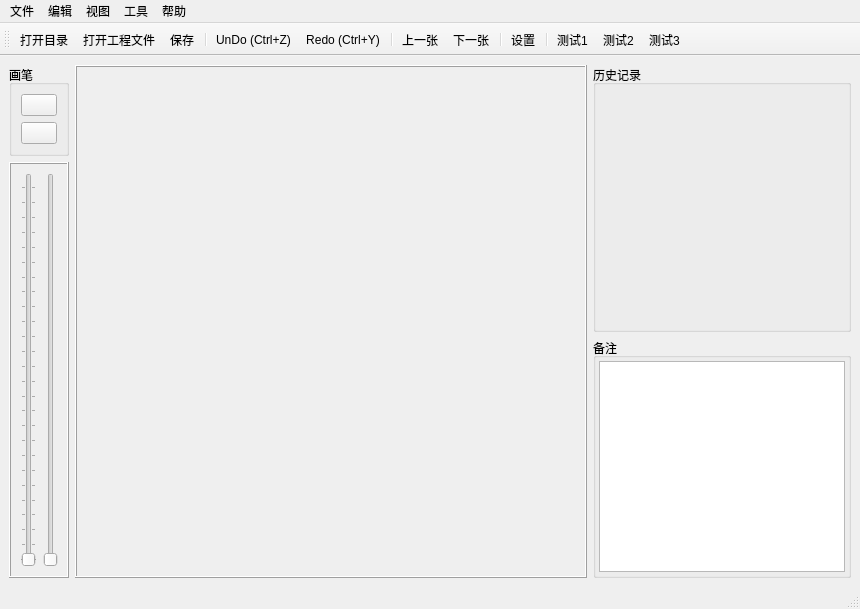
The window that src/MaskGenerator.ui (shih325/MaskGenerator) describes before a commit, drawn with Qt 5.
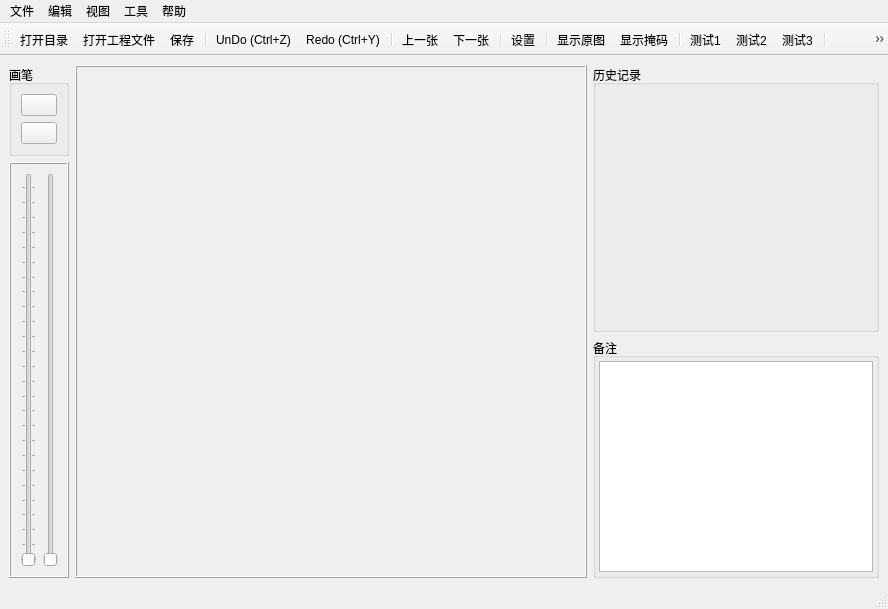
The same window after the commit. Icons and pictures are not drawn.

```diff
--- a/src/MaskGenerator.ui
+++ b/src/MaskGenerator.ui
@@ -6,7 +6,7 @@
    <rect>
     <x>0</x>
     <y>0</y>
-    <width>860</width>
+    <width>888</width>
     <height>609</height>
    </rect>
   </property>
@@ -257,7 +257,7 @@
     <rect>
      <x>0</x>
      <y>0</y>
-     <width>860</width>
+     <width>888</width>
      <height>23</height>
     </rect>
    </property>
@@ -340,9 +340,14 @@
    <addaction name="separator"/>
    <addaction name="action_settings"/>
    <addaction name="separator"/>
+   <addaction name="action_show_origin"/>
+   <addaction name="action_show_mask"/>
+   <addaction name="separator"/>
    <addaction name="action_test_1"/>
    <addaction name="action_test_2"/>
    <addaction name="action_test_3"/>
+   <addaction name="separator"/>
+   <addaction name="action_help"/>
   </widget>
   <action name="action_open_folder">
    <property name="icon">
```
Left out of the diff: 43 changed lines with no effect on the pictures.
